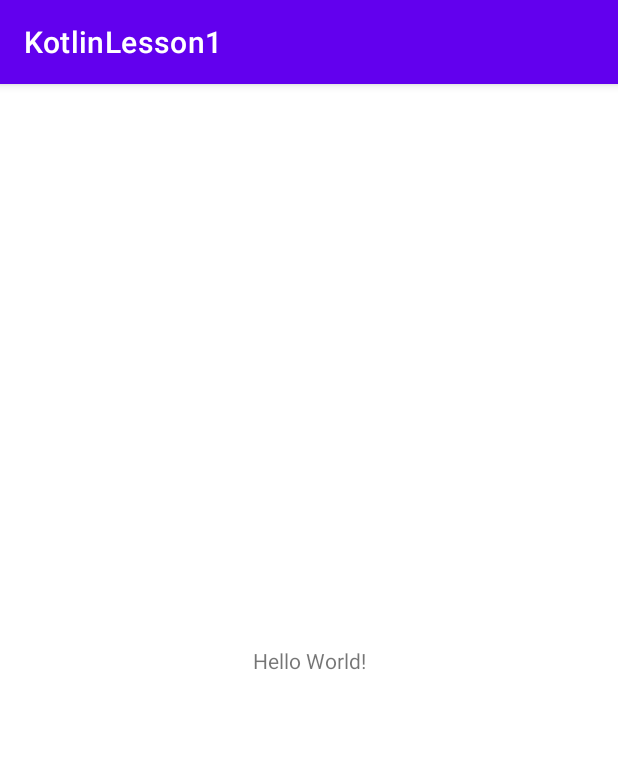
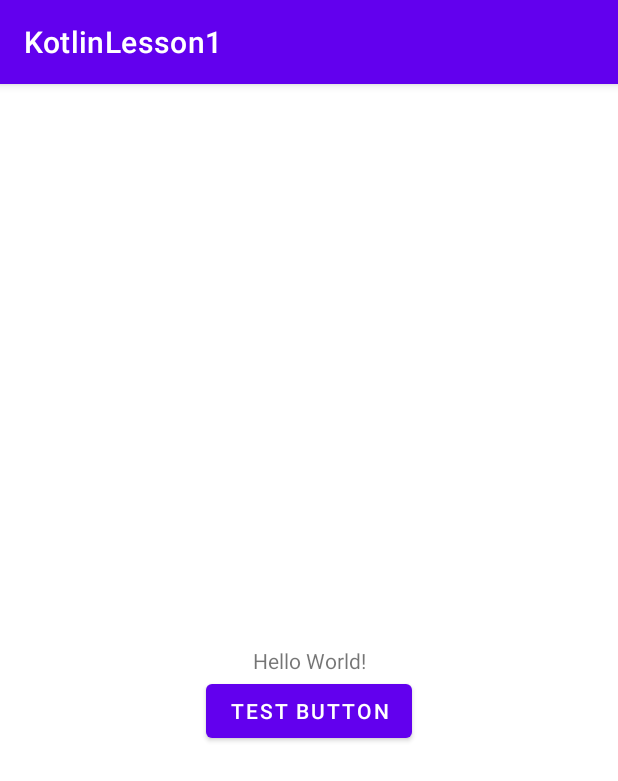
Before and after one commit to sdltsky/KotlinLesson1, an Android app: the screen it shows after launch (MainActivity), on a phone screen of 412 x 824 dp. Shown: the top 781 px of the screen. Run offline under Robolectric (Android 15) with nearby library versions, the phone set to English and light mode, and no system bars.

Commit message:
Добавил кнопку в activity_main.xml

```diff
--- a/app/src/main/res/layout/activity_main.xml
+++ b/app/src/main/res/layout/activity_main.xml
@@ -7,6 +7,7 @@
     tools:context=".MainActivity">
 
     <TextView
+        android:id="@+id/textView"
         android:layout_width="wrap_content"
         android:layout_height="wrap_content"
         android:text="Hello World!"
@@ -14,5 +15,14 @@
         app:layout_constraintLeft_toLeftOf="parent"
         app:layout_constraintRight_toRightOf="parent"
         app:layout_constraintTop_toTopOf="parent" />
+    <Button
+        android:id="@+id/button"
+        android:layout_width="wrap_content"
+        android:layout_height="wrap_content"
+        android:text="Test Button"
+        app:layout_constraintLeft_toLeftOf="parent"
+        app:layout_constraintRight_toRightOf="parent"
+        app:layout_constraintTop_toBottomOf="@id/textView"
+        />
 
 </androidx.constraintlayout.widget.ConstraintLayout>
```
